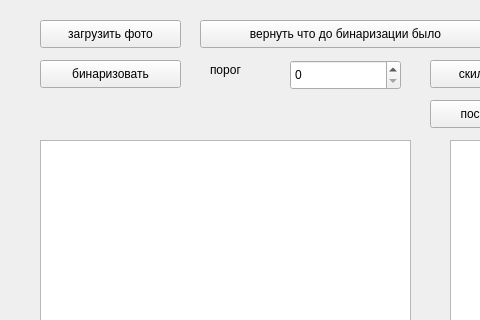
This is form.ui in nicknick1945/melonoma as Qt 5 draws it before an edit; both pictures show x 0 to 480 and y 0 to 320 of the 900 by 530 pixel window. The edited form follows.
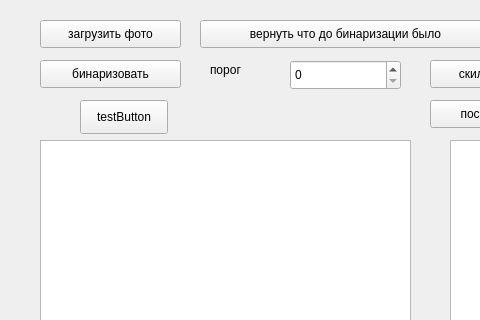
This is the edited form. Custom widgets are drawn as their Qt base class.

The edit to the form file:
```diff
--- a/form.ui
+++ b/form.ui
@@ -224,6 +224,19 @@
     <string>бинаризовать</string>
    </property>
   </widget>
+  <widget class="QPushButton" name="testButton">
+   <property name="geometry">
+    <rect>
+     <x>80</x>
+     <y>100</y>
+     <width>88</width>
+     <height>34</height>
+    </rect>
+   </property>
+   <property name="text">
+    <string>testButton</string>
+   </property>
+  </widget>
  </widget>
  <customwidgets>
   <customwidget>
```
